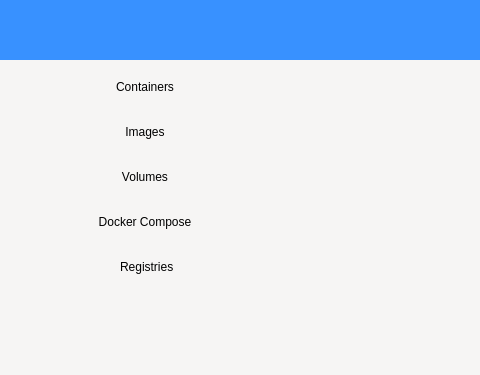
DavidRotert/moby-ui, file ui/mainwindow.ui: the form before one commit; both pictures show x 0 to 480 and y 0 to 375 of the 1200 by 700 pixel window.
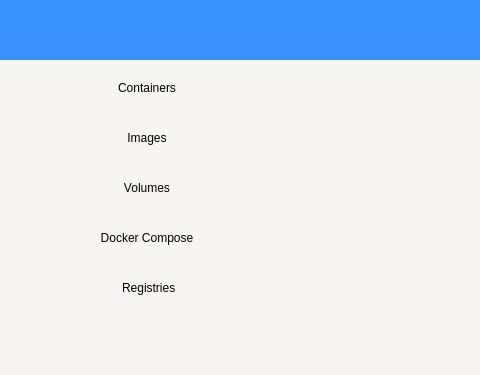
The form after the commit. Icons and pictures are not drawn.

The edit to the form file:
```diff
--- a/ui/mainwindow.ui
+++ b/ui/mainwindow.ui
@@ -162,6 +162,9 @@
        <item>
         <widget class="QWidget" name="middle_frame" native="true">
          <layout class="QHBoxLayout" name="horizontalLayout">
+          <property name="spacing">
+           <number>0</number>
+          </property>
           <property name="leftMargin">
            <number>0</number>
           </property>
@@ -176,6 +179,12 @@
           </property>
           <item>
            <widget class="QWidget" name="nav_widget_left" native="true">
+            <property name="minimumSize">
+             <size>
+              <width>250</width>
+              <height>0</height>
+             </size>
+            </property>
             <property name="maximumSize">
              <size>
               <width>250</width>
@@ -183,11 +192,20 @@
              </size>
             </property>
             <layout class="QVBoxLayout" name="nav_widget_left_layout">
+             <property name="spacing">
+              <number>0</number>
+             </property>
              <property name="leftMargin">
               <number>0</number>
              </property>
              <property name="topMargin">
-              <number>4</number>
+              <number>0</number>
+             </property>
+             <property name="rightMargin">
+              <number>5</number>
+             </property>
+             <property name="bottomMargin">
+              <number>0</number>
              </property>
              <item>
               <widget class="QWidget" name="nav_buttons" native="true">
@@ -221,28 +239,32 @@
 
 QAbstractButton:checked {
 	border-left-color: rgb(56, 145, 255);
-	border-top-color: rgb(56, 145, 255);
+	/*border-top-color: rgb(56, 145, 255);
 	border-bottom-color: rgb(56, 145, 255);
-	border-right-color: rgb(56, 145, 255);
+	border-right-color: rgb(56, 145, 255);*/
 	
 	background-color: rgb(209, 230, 255);
+}
+
+QAbstractButton:disabled {
+	color: black;
 }</string>
                </property>
                <layout class="QVBoxLayout" name="nav_buttons_layout">
                 <property name="spacing">
-                 <number>0</number>
+                 <number>5</number>
                 </property>
                 <property name="leftMargin">
                  <number>0</number>
                 </property>
                 <property name="topMargin">
-                 <number>0</number>
+                 <number>5</number>
                 </property>
                 <property name="rightMargin">
                  <number>0</number>
                 </property>
                 <property name="bottomMargin">
-                 <number>0</number>
+                 <number>5</number>
                 </property>
                 <item>
                  <widget class="QToolButton" name="nav_button_containers">
```
Left out of the diff: 83 changed lines with no effect on the pictures.
